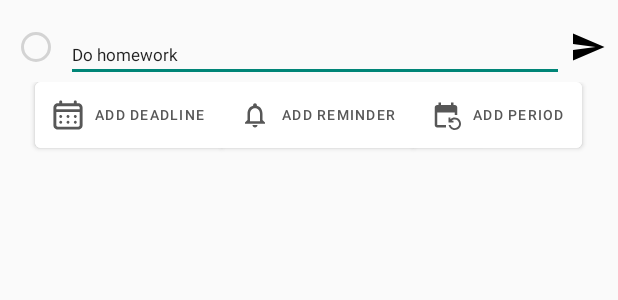
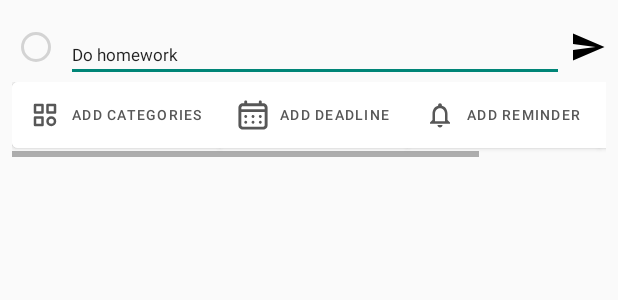
Before and after one commit to odnzk/NoteAndTask, an Android app: the layout bottom_sheet_add_todo.xml on its own in the app's theme, with its tools: preview values and no code run, on a phone screen of 412 x 824 dp. Shown: the top 300 px of the screen. Run offline under Robolectric (Android 15) with nearby library versions, the phone set to English and light mode, and no system bars.

Commit message:
Category changing dialog was fixed

```diff
--- a/app/src/main/java/com/example/noteapp/ui/viewmodel/ChooseCategoryViewModel.kt
+++ b/app/src/main/java/com/example/noteapp/ui/viewmodel/ChooseCategoryViewModel.kt
@@ -10,6 +10,7 @@ import com.example.noteapp.model.UiCategory
 import com.example.noteapp.ui.fragments.events.ChooseCategoryEvent
 import com.example.noteapp.ui.util.CategoryOwnerType
 import com.example.noteapp.ui.util.UiState
+import com.example.noteapp.ui.util.exceptions.AppException
 import com.example.noteapp.ui.util.exceptions.LostNavArgumentsException
 import dagger.hilt.android.lifecycle.HiltViewModel
 import kotlinx.coroutines.flow.MutableStateFlow
@@ -26,7 +27,7 @@ class ChooseCategoryViewModel @Inject constructor(
 ) : ViewModel() {
 
     private val type: CategoryOwnerType by lazy {
-        state["type"] ?: throw LostNavArgumentsException()
+        state.get<CategoryOwnerType>("type") ?: throw LostNavArgumentsException()
     }
     private val noteItemId: Long? by lazy {
         type.let { state.get<Long>(it.key) }
--- /dev/null
+++ b/app/src/main/res/drawable/ic_categories.xml
@@ -0,0 +1,20 @@
+<vector xmlns:android="http://schemas.android.com/apk/res/android"
+    android:width="24dp"
+    android:height="24dp"
+    android:viewportWidth="24"
+    android:viewportHeight="24">
+  <path
+      android:pathData="M4,4H10V10H4V4ZM14,4H20V10H14V4ZM4,14H10V20H4V14Z"
+      android:strokeLineJoin="round"
+      android:strokeWidth="2"
+      android:fillColor="#00000000"
+      android:strokeColor="#000000"
+      android:strokeLineCap="round"/>
+  <path
+      android:pathData="M17,20C18.657,20 20,18.657 20,17C20,15.343 18.657,14 17,14C15.343,14 14,15.343 14,17C14,18.657 15.343,20 17,20Z"
+      android:strokeLineJoin="round"
+      android:strokeWidth="2"
+      android:fillColor="#00000000"
+      android:strokeColor="#000000"
+      android:strokeLineCap="round"/>
+</vector>
--- a/app/src/main/res/layout/bottom_sheet_add_todo.xml
+++ b/app/src/main/res/layout/bottom_sheet_add_todo.xml
@@ -43,13 +43,29 @@
         app:layout_constraintEnd_toEndOf="parent"
         app:layout_constraintTop_toTopOf="@id/til_title" />
 
-    <com.google.android.material.button.MaterialButtonToggleGroup
+    <!--    todo fix nested hierarchy-->
+    <HorizontalScrollView
         android:layout_width="0dp"
-        android:gravity="center"
         android:layout_height="wrap_content"
         app:layout_constraintEnd_toEndOf="parent"
         app:layout_constraintStart_toStartOf="parent"
         app:layout_constraintTop_toBottomOf="@id/til_title">
+        <FrameLayout
+            android:layout_width="wrap_content"
+            android:layout_height="wrap_content">
+
+            <com.google.android.material.button.MaterialButtonToggleGroup
+                android:layout_width="match_parent"
+                android:layout_height="wrap_content"
+                android:gravity="center">
+
+                <com.google.android.material.button.MaterialButton
+                    android:id="@+id/btn_set_categories"
+                    style="@style/MaterialButtonWithIcon.Small"
+                    android:layout_width="wrap_content"
+                    android:layout_height="wrap_content"
+                    android:text="@string/btn_set_categories"
+                    app:icon="@drawable/ic_categories" />
 
                 <com.google.android.material.button.MaterialButton
                     android:id="@+id/btn_set_deadline"
@@ -75,6 +91,33 @@
                     android:text="@string/btn_set_period"
                     app:icon="@drawable/ic_baseline_repeat_24" />
             </com.google.android.material.button.MaterialButtonToggleGroup>
+        </FrameLayout>
+    </HorizontalScrollView>
 
 
 </androidx.constraintlayout.widget.ConstraintLayout>
+
+    <!--        <com.google.android.material.button.MaterialButton-->
+    <!--            android:id="@+id/btn_set_deadline"-->
+    <!--            style="@style/MaterialButtonWithIcon.Small"-->
+    <!--            android:layout_width="wrap_content"-->
+    <!--            android:layout_height="wrap_content"-->
+    <!--            android:text="@string/btn_set_deadline"-->
+    <!--            app:icon="@drawable/ic_schedule" />-->
+
+    <!--        <com.google.android.material.button.MaterialButton-->
+    <!--            android:id="@+id/btn_set_reminder"-->
+    <!--            style="@style/MaterialButtonWithIcon.Small"-->
+    <!--            android:layout_width="wrap_content"-->
+    <!--            android:layout_height="wrap_content"-->
+    <!--            android:text="@string/btn_set_reminder"-->
+    <!--            app:icon="@drawable/ic_baseline_notifications_none_24" />-->
+
+    <!--        <com.google.android.material.button.MaterialButton-->
+    <!--            android:id="@+id/btn_set_repeating"-->
+    <!--            style="@style/MaterialButtonWithIcon.Small"-->
+    <!--            android:layout_width="wrap_content"-->
+    <!--            android:layout_height="wrap_content"-->
+    <!--            android:text="@string/btn_set_period"-->
+    <!--            app:icon="@drawable/ic_baseline_repeat_24" />-->
+    <!--    </com.google.android.material.button.MaterialButtonToggleGroup>-->
--- a/app/src/main/res/navigation/main_graph.xml
+++ b/app/src/main/res/navigation/main_graph.xml
@@ -80,7 +80,11 @@
         android:id="@+id/addTodoBottomSheetDialog"
         android:name="com.example.noteapp.ui.dialogs.AddTodoBottomSheetDialog"
         android:label="AddTodoBottomSheetDialog"
-        tools:layout="@layout/bottom_sheet_add_todo" />
+        tools:layout="@layout/bottom_sheet_add_todo" >
+        <action
+            android:id="@+id/action_addTodoBottomSheetDialog_to_chooseCategoryDialog"
+            app:destination="@id/chooseCategoryDialog" />
+    </dialog>
     <fragment
         android:id="@+id/notesListFragment"
         tools:layout="@layout/fragment_notes_list"
--- a/app/src/main/res/values/strings.xml
+++ b/app/src/main/res/values/strings.xml
@@ -18,9 +18,12 @@
     <string name="hint_note_content">Enter note content</string>
 
     <string name="schedule_icon">Schedule icon</string>
+
+    <string name="btn_set_categories">Add categories</string>
     <string name="btn_set_deadline">Add deadline</string>
     <string name="btn_set_reminder">Add reminder</string>
     <string name="btn_set_period">Add period</string>
+
     <string name="unknown_todo">Unknown todo</string>
     <string name="change_category">Change category</string>
     <string name="btn_add_new_category">Add</string>
```
Also changed, not shown: app/src/main/java/com/example/noteapp/ui/dialogs/AddTodoBottomSheetDialog.kt (+10 -0 lines), app/src/main/res/layout/dialog_change_category.xml (+11 -1 lines). Lines whose indentation alone changed are shown as unchanged.
